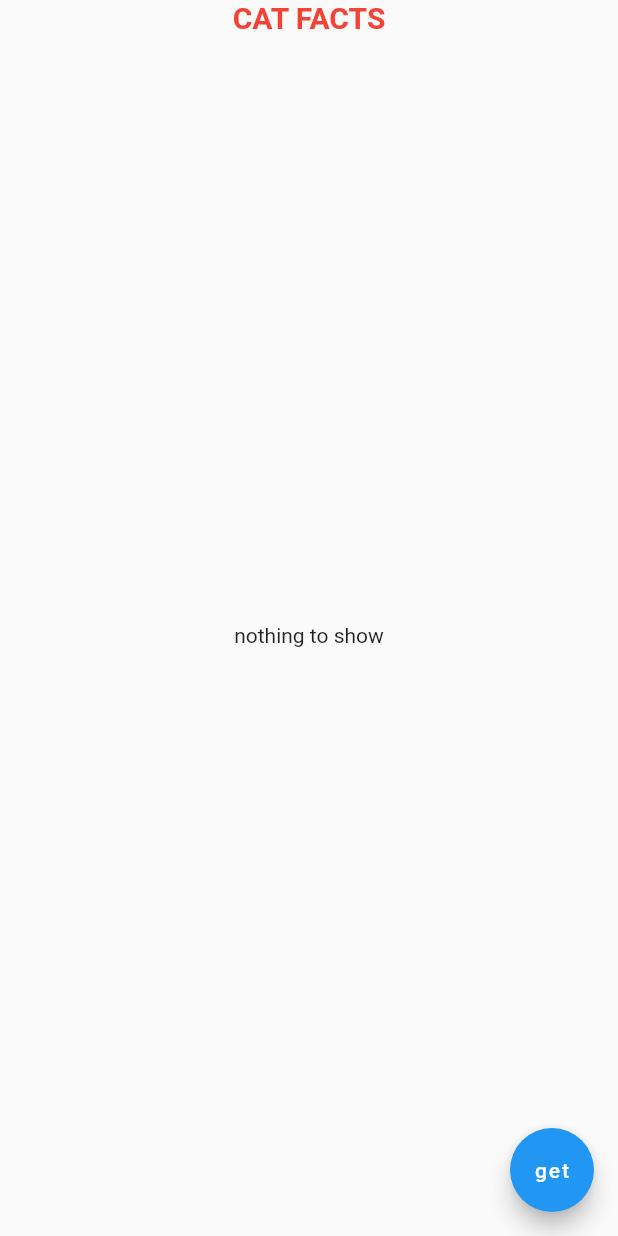
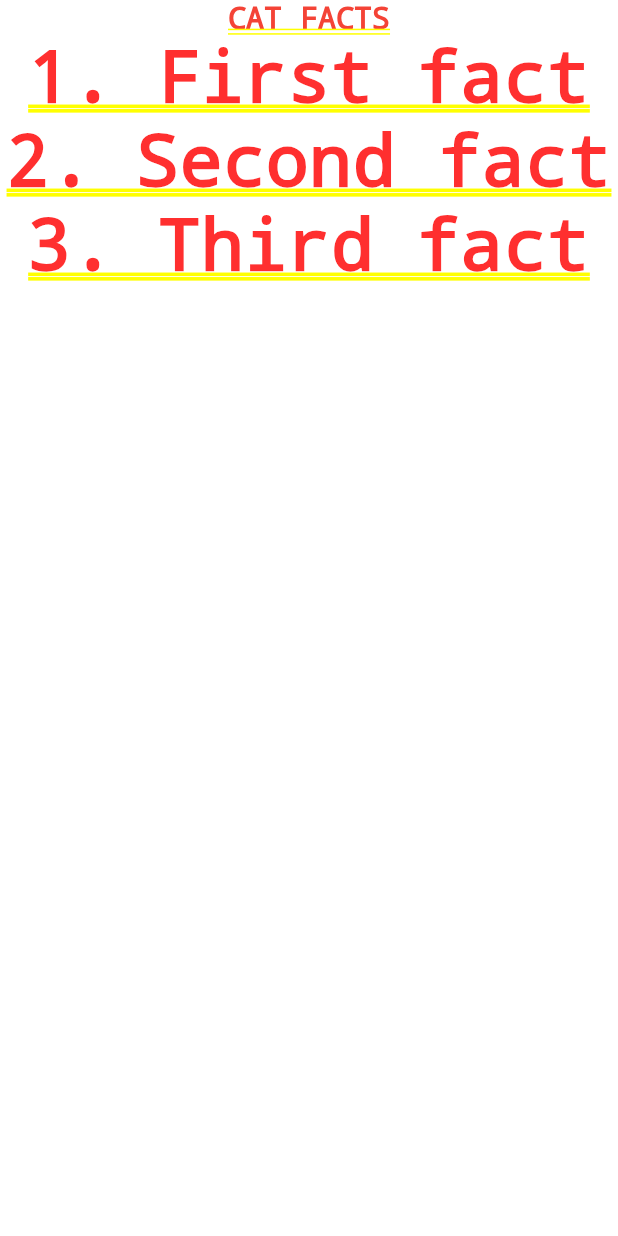
Before and after one commit to generalxerror/rh_flutter_demo, a Flutter app: the CatFactsView screen opened by its route, on a phone screen of 412 x 824 dp. Run offline on Flutter 3.47's test engine with Material 2 defaults, Android fonts, the phone set to English and light mode, and no system bars; our stand-ins replace dio, get.

Commit message:
cleaned for solving

```diff
--- a/lib/controllers/main_controller.dart
+++ b/lib/controllers/main_controller.dart
@@ -7,7 +7,6 @@ import 'package:rh_flutter_demo/models/fact.dart';
 
 class MainController extends GetxController {
   final RxList<Fact> facts = RxList<Fact>([]);
-  final RxBool loading = false.obs;
 
   Dio dio = Dio(
     BaseOptions(
@@ -18,22 +17,14 @@ class MainController extends GetxController {
   );
 
   getAllCatFacts() async {
-    loading.value = true;
     facts.clear();
 
     final service = CatFactsService();
     final List<int> factsIds = [0,1,2,3,4,5];
 
-    // factsIds.forEach((factId) async {
-    //   Fact response = await service.getFact(factId);
-    //   facts.add(response);
-    // });
-
-    for(int factId in factsIds) {
+    factsIds.forEach((factId) async {
       Fact response = await service.getFact(factId);
       facts.add(response);
-    }
-
-    loading.value = false;
+    });
   }
 }
--- a/lib/views/catfacts_view.dart
+++ b/lib/views/catfacts_view.dart
@@ -1,29 +1,13 @@
 import 'package:flutter/material.dart';
-import 'package:get/get.dart';
-import 'package:rh_flutter_demo/controllers/main_controller.dart';
-import 'package:rh_flutter_demo/models/fact.dart';
 
 class CatFactsView extends StatelessWidget {
   CatFactsView({
     super.key
   });
 
-  final MainController _mainController = Get.put(MainController());
-
-  // Remove scaffold and safearea and ask the candidate to repair it
-  // Remove the whole Obx bit, ask candidate to redo it
-
   @override
   Widget build(BuildContext context) {
-    return Scaffold(
-      floatingActionButton: FloatingActionButton(
-        child: const Text('get'),
-        onPressed: () async {
-          _mainController.getAllCatFacts();
-        }
-      ),
-      body: SafeArea(
-        child: Center(
+    return Center(
       child: Column(
         children: [
           Text(
@@ -34,40 +18,14 @@ class CatFactsView extends StatelessWidget {
               fontWeight: FontWeight.bold
             ),
           ),
-              Obx(() {
-                final loading = _mainController.loading.value;
-                final facts = _mainController.facts;
-
-                if(loading) {
-                  return const Expanded(
-                    child:  Center(
-                      child: Text('loading')
-                    )
-                  );
-                }
-
-                if(facts.isNotEmpty) {
-                  return Column(
+          Column(
             children: [
-                      for(Fact fact in facts)
-                        Text(
-                          fact.id.toString() + '. ' + fact.text
+              Text('1. First fact'),
+              Text('2. Second fact'),
+              Text('3. Third fact'),
+            ],
           )
         ],
-                  );
-                } else {
-                  return const Expanded(
-                    child:  Center(
-                      child: Text('nothing to show')
-                    )
-                  );
-                }
-
-
-              })
-            ],
-          ),
-        ),
       ),
     );
   }
--- a/lib/views/counter_view.dart
+++ b/lib/views/counter_view.dart
@@ -10,9 +10,6 @@ class CounterView extends StatefulWidget {
   @override
   State<CounterView> createState() => _CounterViewState();
 }
-
-// Ask to refactor to use main controller
-
 class _CounterViewState extends State<CounterView> {
   int count = 0;
 
@@ -22,9 +19,7 @@ class _CounterViewState extends State<CounterView> {
       floatingActionButton: FloatingActionButton(
         child: const Text('ggez'),
         onPressed: () {
-          // log show correct, screen doesnt, why?
           count++;
-          log(count.toString());
         }
       ),
       body: SafeArea(
```
Lines whose indentation alone changed are shown as unchanged.
